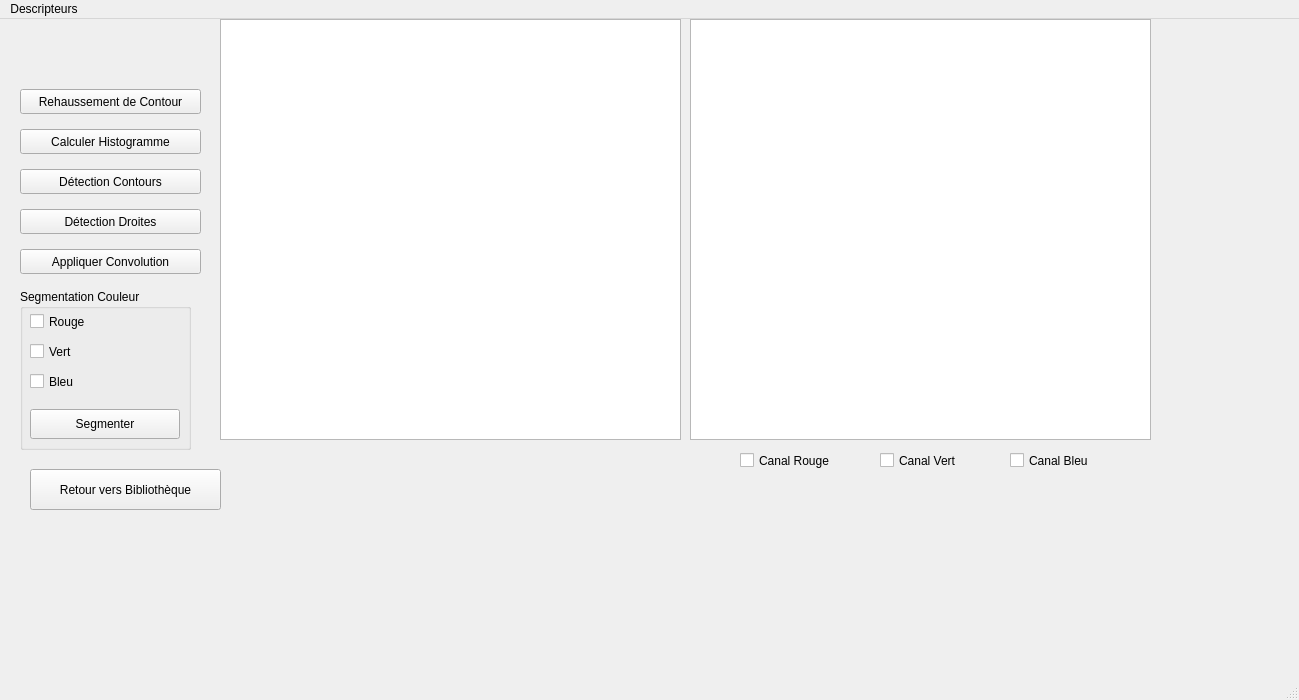
Old version of the form Descripteurs/tessst/mainwindow.ui in the repository TomAuclin/PROJETC_LMLTM.
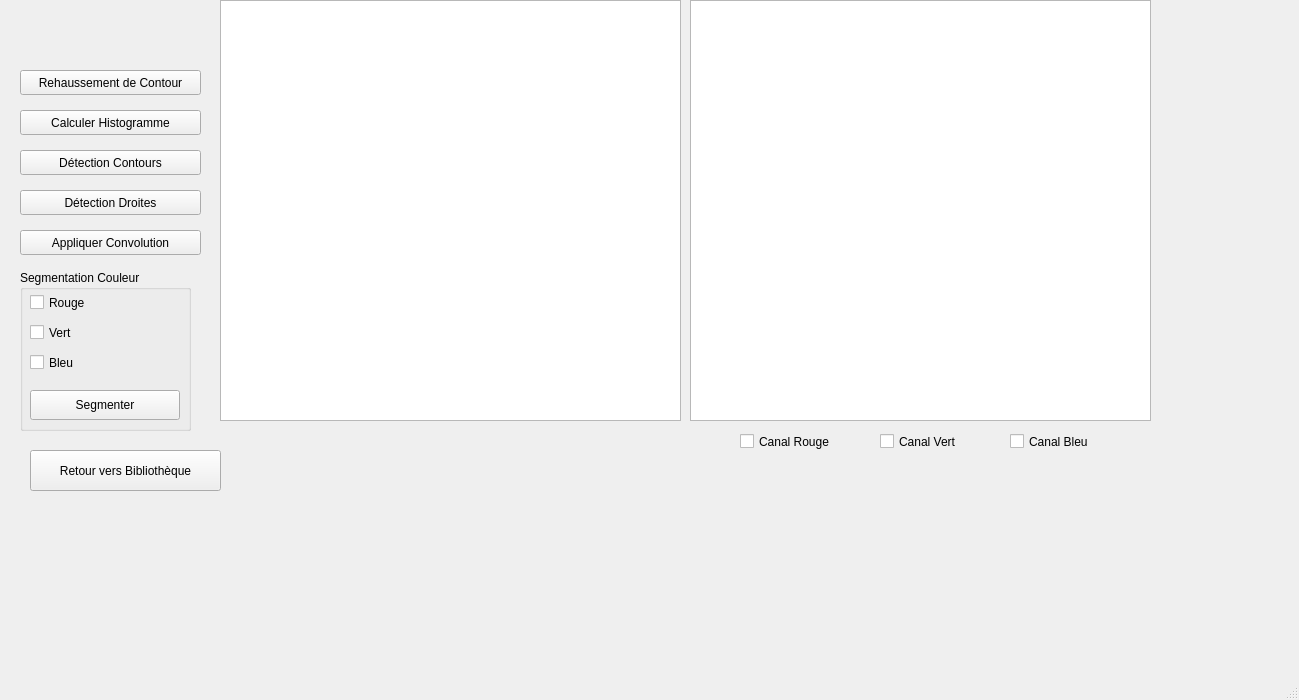
New version of the form.

What changed in the file:
```diff
--- a/Descripteurs/tessst/mainwindow.ui
+++ b/Descripteurs/tessst/mainwindow.ui
@@ -226,16 +226,6 @@
      <height>22</height>
     </rect>
    </property>
-   <widget class="QMenu" name="menuDescripteurs">
-    <property name="title">
-     <string>Descripteurs</string>
-    </property>
-    <addaction name="actionAjouterDescripteur"/>
-    <addaction name="actionModifierDescripteur"/>
-    <addaction name="actionSupprimerDescripteur"/>
-    <addaction name="actionRechercherImage"/>
-   </widget>
-   <addaction name="menuDescripteurs"/>
   </widget>
   <widget class="QStatusBar" name="statusbar"/>
   <action name="actionAjouterDescripteur">
```
